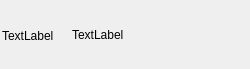
Before: the Qt Designer form penyamanager/commons/productitemwidget.ui in eguzki/penyamanager, drawn with Qt 5.
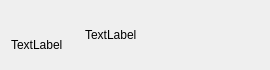
After: the same form once the commit is applied.

```diff
--- a/penyamanager/commons/productitemwidget.ui
+++ b/penyamanager/commons/productitemwidget.ui
@@ -6,20 +6,14 @@
    <rect>
     <x>0</x>
     <y>0</y>
-    <width>250</width>
-    <height>69</height>
+    <width>270</width>
+    <height>70</height>
    </rect>
   </property>
   <property name="minimumSize">
    <size>
-    <width>250</width>
-    <height>69</height>
-   </size>
-  </property>
-  <property name="maximumSize">
-   <size>
-    <width>250</width>
-    <height>72</height>
+    <width>270</width>
+    <height>70</height>
    </size>
   </property>
   <property name="windowTitle">
@@ -29,21 +23,6 @@
    <string notr="true"/>
   </property>
   <layout class="QHBoxLayout" name="horizontalLayout">
-   <property name="spacing">
-    <number>2</number>
-   </property>
-   <property name="leftMargin">
-    <number>2</number>
-   </property>
-   <property name="topMargin">
-    <number>2</number>
-   </property>
-   <property name="rightMargin">
-    <number>2</number>
-   </property>
-   <property name="bottomMargin">
-    <number>2</number>
-   </property>
    <item>
     <widget class="QLabel" name="imageQLabel">
      <property name="enabled">
@@ -85,19 +64,19 @@
      </property>
      <layout class="QVBoxLayout" name="verticalLayout">
       <property name="spacing">
-       <number>2</number>
+       <number>6</number>
       </property>
       <property name="leftMargin">
        <number>0</number>
       </property>
       <property name="topMargin">
-       <number>3</number>
+       <number>0</number>
       </property>
       <property name="rightMargin">
        <number>0</number>
       </property>
       <property name="bottomMargin">
-       <number>3</number>
+       <number>0</number>
       </property>
       <item>
        <widget class="QLabel" name="nameQLabel">
```
